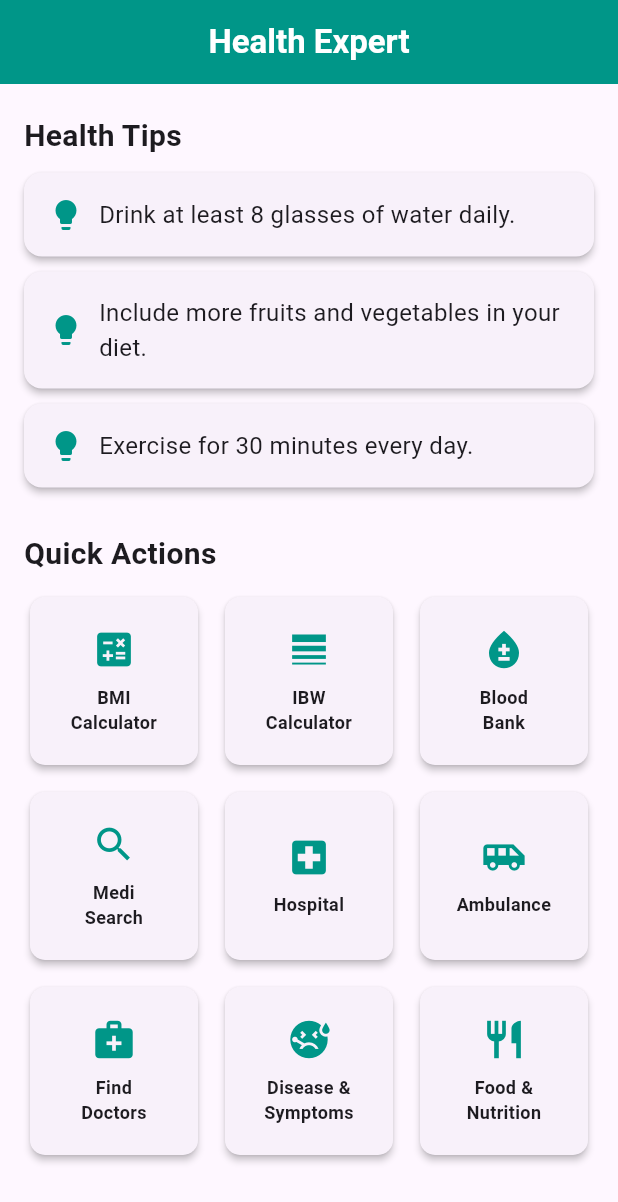
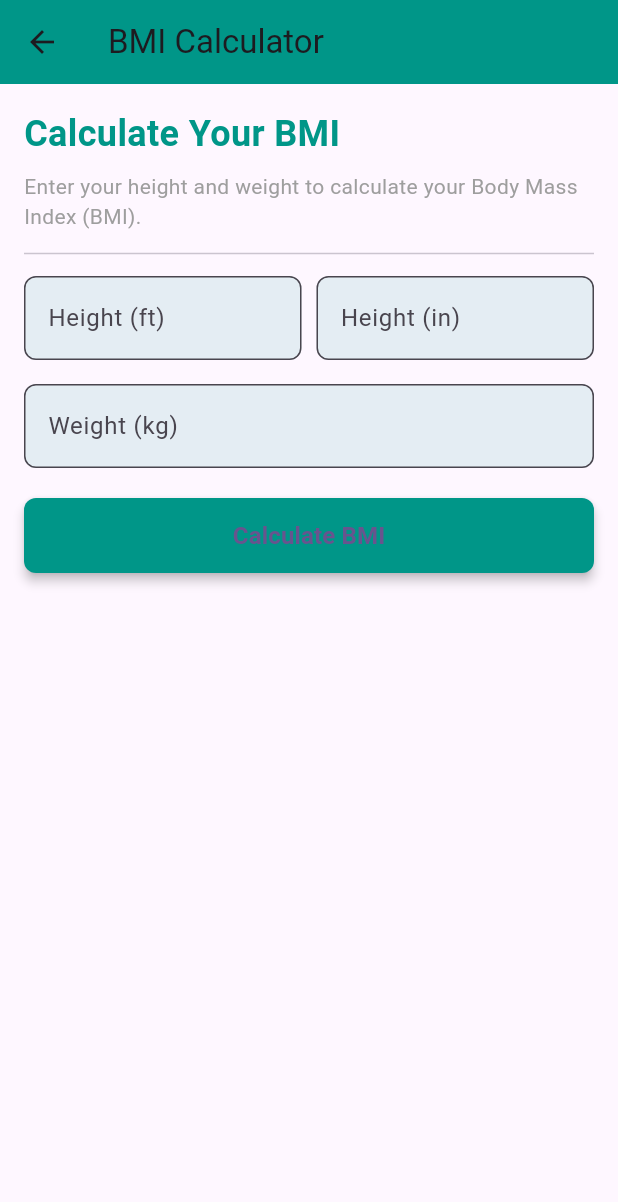
Before and after one commit to riazulrocky/Health-Expert-Flutter-App, a Flutter app: the screen it shows after launch, after a tap on an icon or button, on a phone screen of 412 x 824 dp. Shown: the top 1202 px of the screen. Run offline on Flutter 3.47's test engine with Material 3 defaults, Android fonts, the phone set to English and light mode, and no system bars.

Commit message:
BMI Calculator

```diff
--- /dev/null
+++ b/lib/bmi_calculator_screen.dart
@@ -0,0 +1,194 @@
+import 'package:flutter/material.dart';
+
+class BMICalculatorScreen extends StatefulWidget {
+  const BMICalculatorScreen({Key? key}) : super(key: key);
+
+  @override
+  State<BMICalculatorScreen> createState() => _BMICalculatorScreenState();
+}
+
+class _BMICalculatorScreenState extends State<BMICalculatorScreen> {
+  final TextEditingController _feetController = TextEditingController();
+  final TextEditingController _inchesController = TextEditingController();
+  final TextEditingController _weightController = TextEditingController();
+
+  double? _bmi;
+  String _result = '';
+
+  void _calculateBMI() {
+    final feet = int.tryParse(_feetController.text);
+    final inches = int.tryParse(_inchesController.text);
+    final weight = double.tryParse(_weightController.text);
+
+    // Validate inputs
+    if (feet == null || inches == null || weight == null || feet <= 0 || inches < 0 || weight <= 0) {
+      setState(() {
+        _result = 'Please enter valid height and weight.';
+        _bmi = null;
+      });
+      return;
+    }
+
+    // Convert height from feet and inches to centimeters
+    final heightInCm = (feet * 30.48) + (inches * 2.54);
+
+    // Calculate BMI
+    final bmi = weight / ((heightInCm / 100) * (heightInCm / 100));
+    setState(() {
+      _bmi = bmi;
+
+      if (bmi < 18.5) {
+        _result = 'Underweight';
+      } else if (bmi < 24.9) {
+        _result = 'Normal Weight';
+      } else if (bmi < 29.9) {
+        _result = 'Overweight';
+      } else {
+        _result = 'Obese';
+      }
+    });
+  }
+
+  @override
+  Widget build(BuildContext context) {
+    return Scaffold(
+      appBar: AppBar(
+        title: const Text('BMI Calculator'),
+        backgroundColor: Colors.teal,
+        elevation: 0,
+      ),
+      body: SingleChildScrollView(
+        child: Container(
+          padding: const EdgeInsets.all(16),
+          child: Column(
+            crossAxisAlignment: CrossAxisAlignment.start,
+            children: [
+              // Title
+              const Text(
+                'Calculate Your BMI',
+                style: TextStyle(fontSize: 24, fontWeight: FontWeight.bold, color: Colors.teal),
+              ),
+              const SizedBox(height: 8),
+              const Text(
+                'Enter your height and weight to calculate your Body Mass Index (BMI).',
+                style: TextStyle(fontSize: 14, color: Colors.grey),
+              ),
+              const Divider(height: 30, thickness: 1),
+
+              // Height Input (Feet and Inches)
+              Row(
+                children: [
+                  Expanded(
+                    child: TextField(
+                      controller: _feetController,
+                      keyboardType: TextInputType.number,
+                      decoration: InputDecoration(
+                        labelText: 'Height (ft)',
+                        border: OutlineInputBorder(
+                          borderRadius: BorderRadius.circular(8),
+                        ),
+                        filled: true,
+                        fillColor: Colors.teal.withOpacity(0.1),
+                      ),
+                    ),
+                  ),
+                  const SizedBox(width: 10),
+                  Expanded(
+                    child: TextField(
+                      controller: _inchesController,
+                      keyboardType: TextInputType.number,
+                      decoration: InputDecoration(
+                        labelText: 'Height (in)',
+                        border: OutlineInputBorder(
+                          borderRadius: BorderRadius.circular(8),
+                        ),
+                        filled: true,
+                        fillColor: Colors.teal.withOpacity(0.1),
+                      ),
+                    ),
+                  ),
+                ],
+              ),
+              const SizedBox(height: 16),
+
+              // Weight Input
+              TextField(
+                controller: _weightController,
+                keyboardType: TextInputType.number,
+                decoration: InputDecoration(
+                  labelText: 'Weight (kg)',
+                  border: OutlineInputBorder(
+                    borderRadius: BorderRadius.circular(8),
+                  ),
+                  filled: true,
+                  fillColor: Colors.teal.withOpacity(0.1),
+                ),
+              ),
+              const SizedBox(height: 20),
+
+              // Calculate Button
+              ElevatedButton(
+                onPressed: _calculateBMI,
+                style: ElevatedButton.styleFrom(
+                  minimumSize: const Size(double.infinity, 50),
+                  backgroundColor: Colors.teal,
+                  shape: RoundedRectangleBorder(
+                    borderRadius: BorderRadius.circular(8),
+                  ),
+                  elevation: 3,
+                ),
+                child: const Text(
+                  'Calculate BMI',
+                  style: TextStyle(fontSize: 16, fontWeight: FontWeight.bold),
+                ),
+              ),
+              const SizedBox(height: 20),
+
+              // Result Display
+              if (_bmi != null)
+                Card(
+                  elevation: 4,
+                  shape: RoundedRectangleBorder(
+                    borderRadius: BorderRadius.circular(12),
+                  ),
+                  child: Container(
+                    padding: const EdgeInsets.all(16),
+                    decoration: BoxDecoration(
+                      gradient: LinearGradient(
+                        colors: [Colors.teal.shade100, Colors.teal.shade50],
+                        begin: Alignment.topLeft,
+                        end: Alignment.bottomRight,
+                      ),
+                      borderRadius: BorderRadius.circular(12),
+                    ),
+                    child: Column(
+                      crossAxisAlignment: CrossAxisAlignment.start,
+                      children: [
+                        Text(
+                          'Your BMI: ${_bmi!.toStringAsFixed(2)}',
+                          style: const TextStyle(fontSize: 18, fontWeight: FontWeight.bold, color: Colors.teal),
+                        ),
+                        const SizedBox(height: 8),
+                        Text(
+                          'Result: $_result',
+                          style: const TextStyle(fontSize: 16, color: Colors.teal),
+                        ),
+                      ],
+                    ),
+                  ),
+                ),
+            ],
+          ),
+        ),
+      ),
+    );
+  }
+
+  @override
+  void dispose() {
+    _feetController.dispose();
+    _inchesController.dispose();
+    _weightController.dispose();
+    super.dispose();
+  }
+}
--- a/lib/home_page.dart
+++ b/lib/home_page.dart
@@ -1,4 +1,5 @@
 import 'package:flutter/material.dart';
+import 'bmi_calculator_screen.dart'; // Import the BMI Calculator screen
 
 class HomePage extends StatelessWidget {
   const HomePage({Key? key}) : super(key: key);
@@ -62,7 +63,7 @@ class HomePage extends StatelessWidget {
                     itemCount: quickActions.length,
                     itemBuilder: (context, index) {
                       final action = quickActions[index];
-                      return _buildQuickActionCard(action['icon']!, action['label']!);
+                      return _buildQuickActionCard(context, action['icon']!, action['label']!);
                     },
                   ),
                 ],
@@ -131,7 +132,7 @@ class HomePage extends StatelessWidget {
   }
 
   // Helper method to build quick action cards
-  Widget _buildQuickActionCard(IconData icon, String label) {
+  Widget _buildQuickActionCard(BuildContext context, IconData icon, String label) {
     return Card(
       elevation: 2,
       shape: RoundedRectangleBorder(
@@ -139,8 +140,14 @@ class HomePage extends StatelessWidget {
       ),
       child: InkWell(
         onTap: () {
-          // Perform action based on the label
-          print('Tapped: $label');
+          if (label.contains('BMI')) {
+            Navigator.push(
+              context,
+              MaterialPageRoute(builder: (_) => const BMICalculatorScreen()),
+            );
+          } else {
+            print('Tapped: $label');
+          }
         },
         child: Padding(
           padding: const EdgeInsets.all(16),
```
